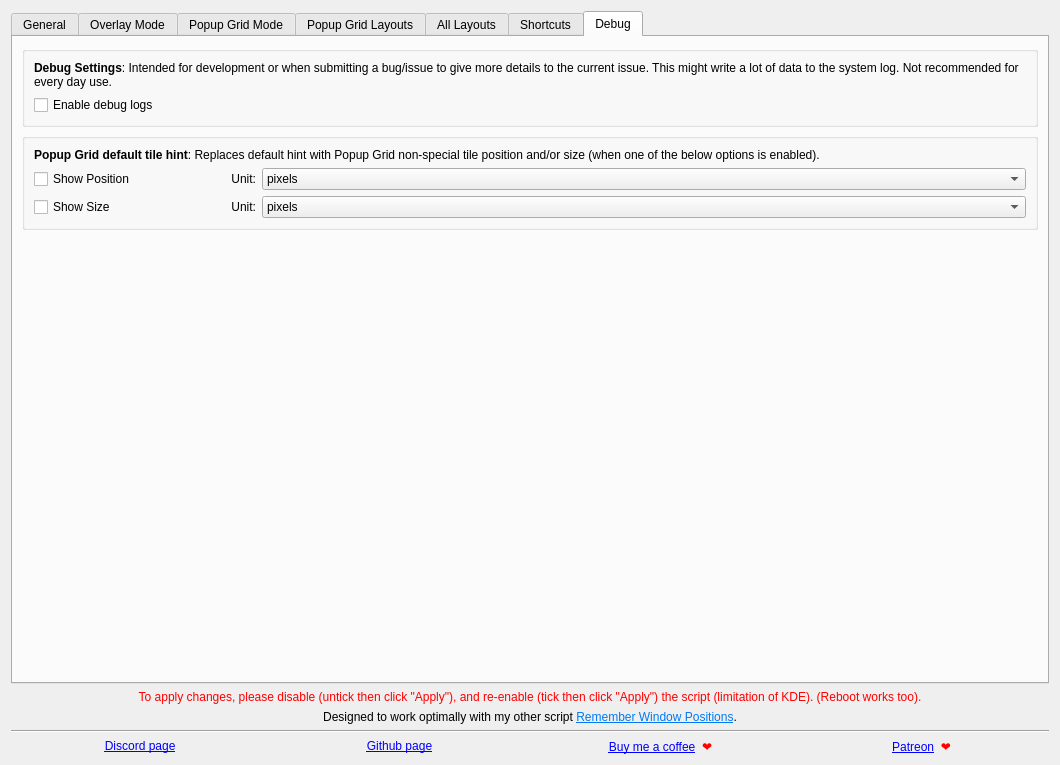
This is src/contents/ui/config.ui in rxappdev/MouseTiler as Qt 5 draws it before an edit. The edited form follows.
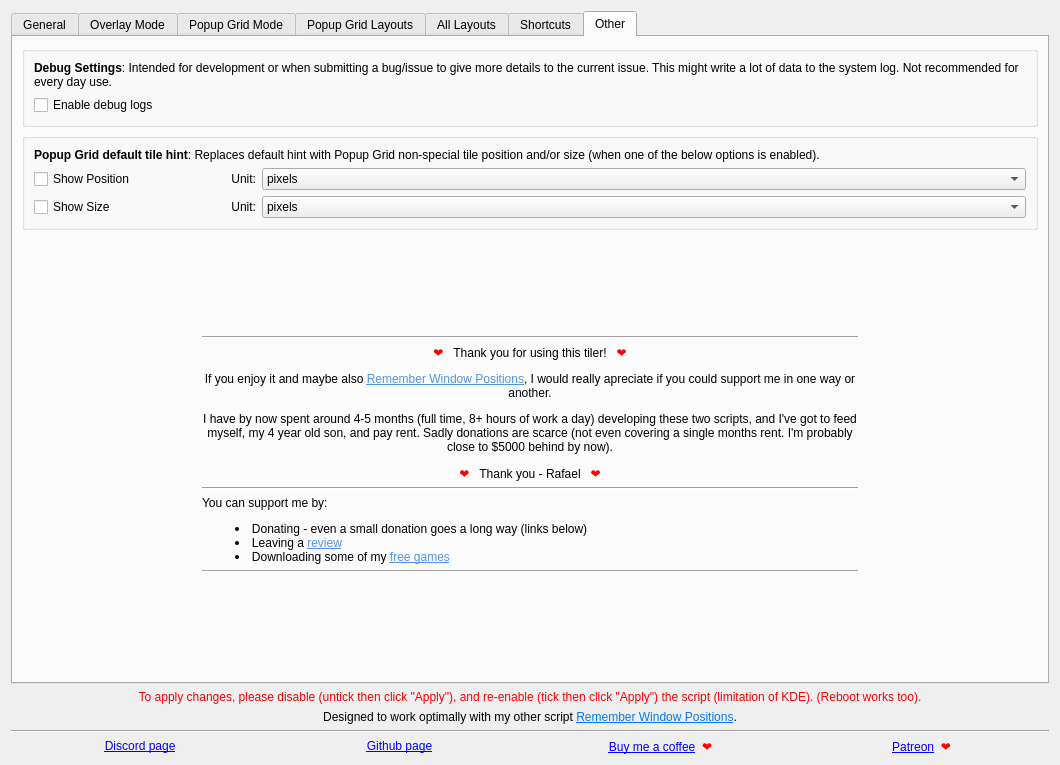
This is the edited form. The open tabs and pages were chosen to show the change. Icons and pictures are not drawn.

Commit message: Fix a bug giving wrong position when hovering while having an anchor set. Updated Settings ui.

```diff
--- a/src/contents/ui/config.ui
+++ b/src/contents/ui/config.ui
@@ -1549,7 +1549,7 @@
        <iconset theme="applications-development"/>
       </attribute>
       <attribute name="title">
-       <string>Debug</string>
+       <string>Other</string>
       </attribute>
       <layout class="QVBoxLayout" name="verticalLayout_3">
        <item>
@@ -1696,13 +1696,123 @@
          </layout>
         </widget>
        </item>
+       <item>
+        <spacer name="verticalSpacer_3">
+         <property name="orientation">
+          <enum>Qt::Orientation::Vertical</enum>
+         </property>
+         <property name="sizeType">
+          <enum>QSizePolicy::Policy::Expanding</enum>
+         </property>
+         <property name="sizeHint" stdset="0">
+          <size>
+           <width>0</width>
+           <height>0</height>
+          </size>
+         </property>
+        </spacer>
+       </item>
+       <item>
+        <layout class="QHBoxLayout" name="horizontalLayout_2">
+         <item>
+          <spacer name="horizontalSpacer">
+           <property name="orientation">
+            <enum>Qt::Orientation::Horizontal</enum>
+           </property>
+           <property name="sizeType">
+            <enum>QSizePolicy::Policy::Minimum</enum>
+           </property>
+           <property name="sizeHint" stdset="0">
+            <size>
+             <width>180</width>
+             <height>20</height>
+            </size>
+           </property>
+          </spacer>
+         </item>
+         <item>
+          <layout class="QVBoxLayout" name="verticalLayout_21">
+           <item>
+            <widget class="Line" name="line_13">
+             <property name="orientation">
+              <enum>Qt::Orientation::Horizontal</enum>
+             </property>
+            </widget>
+           </item>
+           <item>
+            <widget class="QLabel" name="label_63">
+             <property name="sizePolicy">
+              <sizepolicy hsizetype="MinimumExpanding" vsizetype="Minimum">
+               <horstretch>0</horstretch>
+               <verstretch>0</verstretch>
+              </sizepolicy>
+             </property>
+             <property name="text">
+              <string>&lt;html&gt;&lt;head/&gt;&lt;body&gt;&lt;p align=&quot;center&quot;&gt;&lt;span style=&quot; font-weight:700; color:#ff0000;&quot;&gt;❤   &lt;/span&gt;Thank you for using this tiler!&lt;span style=&quot; font-weight:700; color:#ff0000;&quot;&gt;   ❤&lt;/span&gt;&lt;/p&gt;&lt;p align=&quot;center&quot;&gt;If you enjoy it and maybe also &lt;a href=&quot;https://store.kde.org/p/2324743&quot;&gt;&lt;span style=&quot; text-decoration: underline; color:#5294e2;&quot;&gt;Remember Window Positions&lt;/span&gt;&lt;/a&gt;, I would really apreciate if you could support me in one way or another.&lt;/p&gt;&lt;p align=&quot;center&quot;&gt;I have by now spent around 4-5 months (full time, 8+ hours of work a day) developing these two scripts, and I've got to feed myself, my 4 year old son, and pay rent. Sadly donations are scarce (not even covering a single months rent. I'm probably close to $5000 behind by now).&lt;/p&gt;&lt;p align=&quot;center&quot;&gt;&lt;span style=&quot; font-weight:700; color:#ff0000;&quot;&gt;❤   &lt;/span&gt;Thank you - Rafael&lt;span style=&quot; font-weight:700; color:#ff0000;&quot;&gt;   ❤&lt;/span&gt;&lt;/p&gt;&lt;/body&gt;&lt;/html&gt;</string>
+             </property>
+             <property name="alignment">
+              <set>Qt::AlignmentFlag::AlignLeading|Qt::AlignmentFlag::AlignLeft|Qt::AlignmentFlag::AlignVCenter</set>
+             </property>
+             <property name="wordWrap">
+              <bool>true</bool>
+             </property>
+             <property name="openExternalLinks">
+              <bool>true</bool>
+             </property>
+            </widget>
+           </item>
+           <item>
+            <widget class="Line" name="line_12">
+             <property name="orientation">
+              <enum>Qt::Orientation::Horizontal</enum>
+             </property>
+            </widget>
+           </item>
+           <item>
+            <layout class="QHBoxLayout" name="horizontalLayout_6">
+             <item>
+              <widget class="QLabel" name="label_64">
+               <property name="text">
+                <string>&lt;html&gt;&lt;head/&gt;&lt;body&gt;&lt;p&gt;You can support me by:&lt;/p&gt;&lt;ul style=&quot;margin-top: 0px; margin-bottom: 0px; margin-left: 0px; margin-right: 0px; -qt-list-indent: 1;&quot;&gt;&lt;li style=&quot; margin-top:0px; margin-bottom:0px; margin-left:0px; margin-right:0px; -qt-block-indent:0; text-indent:0px;&quot;&gt;   Donating - even a small donation goes a long way (links below)&lt;/li&gt;&lt;li style=&quot; margin-top:0px; margin-bottom:0px; margin-left:0px; margin-right:0px; -qt-block-indent:0; text-indent:0px;&quot;&gt;   Leaving a &lt;a href=&quot;https://store.kde.org/p/2334027&quot;&gt;&lt;span style=&quot; text-decoration: underline; color:#5294e2;&quot;&gt;review&lt;/span&gt;&lt;/a&gt;&lt;/li&gt;&lt;li style=&quot; margin-top:0px; margin-bottom:0px; margin-left:0px; margin-right:0px; -qt-block-indent:0; text-indent:0px;&quot;&gt;   Downloading some of my &lt;a href=&quot;https://rxweb.epizy.com/&quot;&gt;&lt;span style=&quot; text-decoration: underline; color:#5294e2;&quot;&gt;free games&lt;/span&gt;&lt;/a&gt;&lt;/li&gt;&lt;/ul&gt;&lt;/body&gt;&lt;/html&gt;</string>
+               </property>
+              </widget>
+             </item>
+            </layout>
+           </item>
+           <item>
+            <widget class="Line" name="line_14">
+             <property name="orientation">
+              <enum>Qt::Orientation::Horizontal</enum>
+             </property>
+            </widget>
+           </item>
+          </layout>
+         </item>
+         <item>
+          <spacer name="horizontalSpacer_2">
+           <property name="orientation">
+            <enum>Qt::Orientation::Horizontal</enum>
+           </property>
+           <property name="sizeType">
+            <enum>QSizePolicy::Policy::Minimum</enum>
+           </property>
+           <property name="sizeHint" stdset="0">
+            <size>
+             <width>180</width>
+             <height>20</height>
+            </size>
+           </property>
+          </spacer>
+         </item>
+        </layout>
+       </item>
        <item>
         <spacer name="verticalSpacer_debug">
          <property name="orientation">
           <enum>Qt::Orientation::Vertical</enum>
          </property>
          <property name="sizeType">
-          <enum>QSizePolicy::Policy::MinimumExpanding</enum>
+          <enum>QSizePolicy::Policy::Expanding</enum>
          </property>
          <property name="sizeHint" stdset="0">
           <size>
```
Left out of the diff: 2 changed lines with no effect on the pictures. The commit also changes 1 other file.
